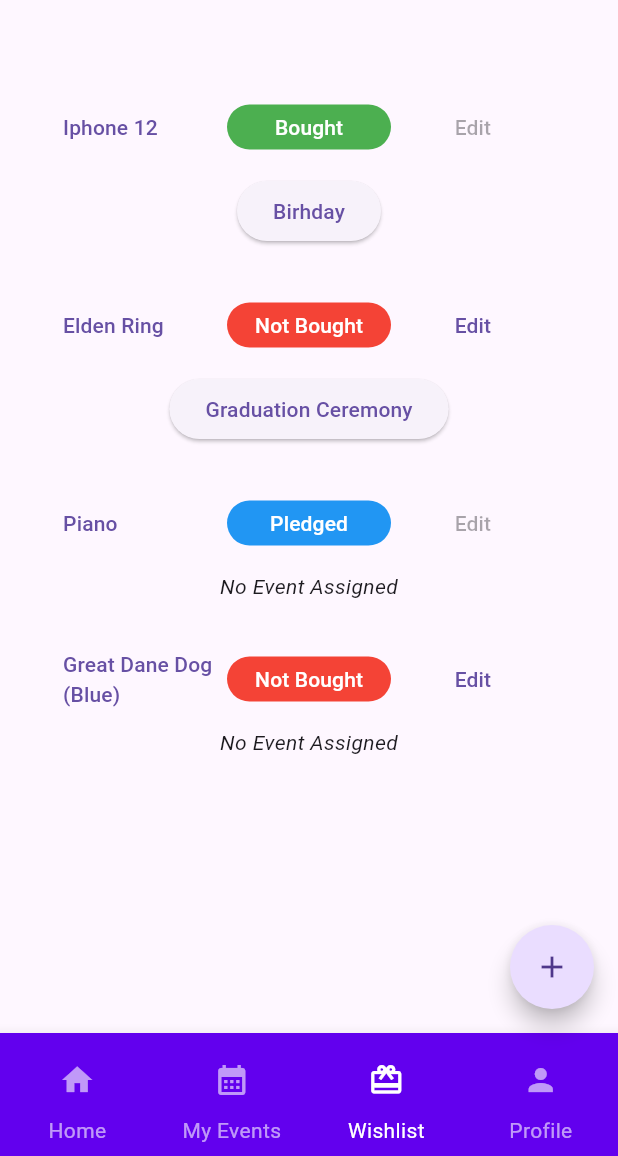
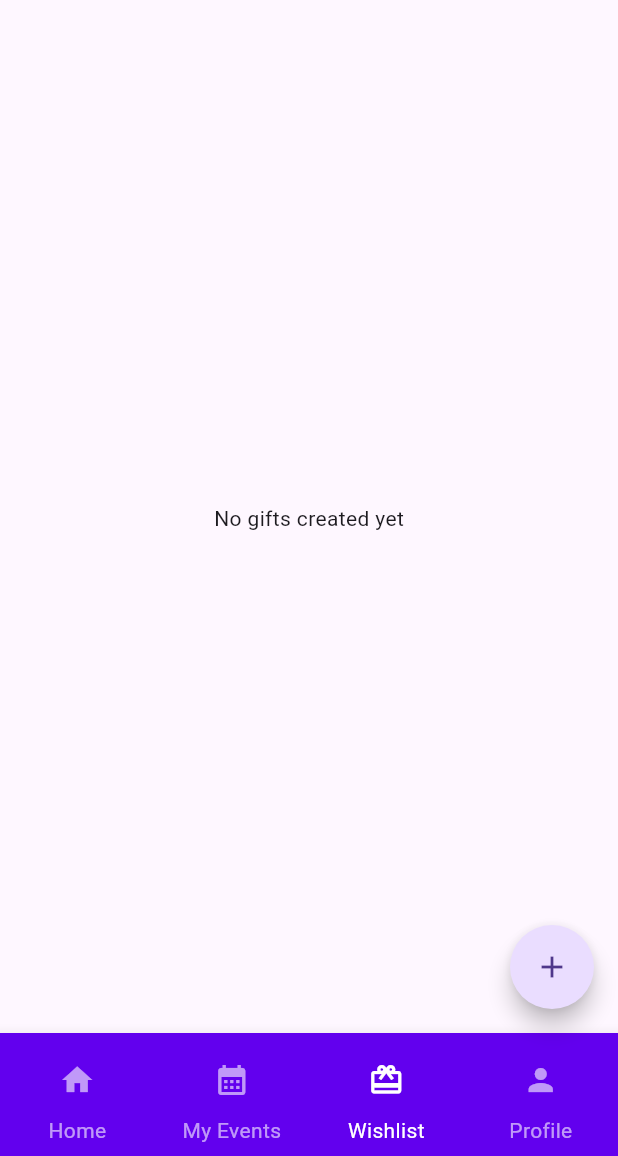
Before and after one commit to youssef-mohamed1809/Hedeyety, a Flutter app: the GiftsPage screen opened by its route, on a phone screen of 412 x 824 dp, the part 80-1236 px from its top. Run offline on Flutter 3.47's test engine with Material 3 defaults, Android fonts, the phone set to English and light mode, and no system bars; drawn by our look-alikes of flutter_speed_dial; our stand-ins replace firebase_auth, firebase_core, firebase_database, sqflite; accounts and stored records are empty.

Commit message:
Wishlist page

```diff
--- a/lib/CustomWidgets/MyGiftsCard.dart
+++ b/lib/CustomWidgets/MyGiftsCard.dart
@@ -1,4 +1,5 @@
 import 'package:flutter/material.dart';
+import 'package:hedeyety/Model/Gift.dart';
 import 'package:hedeyety/Pages/giftsDetailsPage.dart';
 
 //pledged => 1, blue
@@ -6,14 +7,11 @@ import 'package:hedeyety/Pages/giftsDetailsPage.dart';
 //bought => 2, green
 
 class MyGiftsCard extends StatelessWidget {
-  int status = 0;
-  String name = "";
-  String event = "";
-  String description = "";
+  Gift gift;
 
-  bool showEventName;
+  // bool showEventName;
 
-  MyGiftsCard({super.key, required this.status, required this.name, this.event = "", this.description = "", required this.showEventName});
+  MyGiftsCard({super.key, required this.gift});
 
   @override
   Widget build(BuildContext context) {
@@ -30,23 +28,23 @@ class MyGiftsCard extends StatelessWidget {
                 mainAxisAlignment: MainAxisAlignment.spaceBetween,
                 children: [
                   Expanded(
-                    child: Text(name, textAlign: TextAlign.start), // Centering the text
+                    child: Text(gift.name as String, textAlign: TextAlign.start), // Centering the text
                   ),
                   Expanded(
                     child: Container(
                       width: 95,
                       height: 30,
                       decoration: BoxDecoration(
-                        color: (status == 2) ? Colors.green
-                            : (status == 1) ? Colors.blue
+                        color: (gift.status == "2") ? Colors.green
+                            : (gift.status == "1") ? Colors.blue
                             : Colors.red,
                         borderRadius: BorderRadius.circular(100),
                       ),
                       child: Center(
                         child: Text(
-                          (status == 2)
+                          (gift.status == "2")
                               ? "Bought"
-                              : (status == 1)
+                              : (gift.status == "1")
                               ? "Pledged"
                               : "Not Bought",
                           style: const TextStyle(color: Colors.white), // Added color to the text
@@ -56,7 +54,7 @@ class MyGiftsCard extends StatelessWidget {
                   ),
                   Expanded(
                     child: TextButton(
-                      onPressed: (status>=1)?null:() {},
+                      onPressed: (gift.status == "1" || gift.status == "2")?null:() {},
                       child: const Text("Edit", textAlign: TextAlign.center), // Centering the button
                     ),
                   ),
@@ -64,8 +62,8 @@ class MyGiftsCard extends StatelessWidget {
               ),
             ),
           ),
-          (showEventName)?((event!="")?ElevatedButton(onPressed: (){}, child: Text(event))
-              :const Text("No Event Assigned", style: TextStyle(fontStyle: FontStyle.italic),)):const SizedBox()
+          // (showEventName)?((event!="")?ElevatedButton(onPressed: (){}, child: Text(event))
+          //     :const Text("No Event Assigned", style: TextStyle(fontStyle: FontStyle.italic),)):const SizedBox()
         ],
       ),
     );
--- a/lib/Pages/myEventDetailsPage.dart
+++ b/lib/Pages/myEventDetailsPage.dart
@@ -63,7 +63,7 @@ class EventDetailsPage extends StatelessWidget {
                           child: ListView.builder(
                               itemCount: data.length,
                               itemBuilder: (BuildContext, index) {
-                                return MyGiftsCard(status: int.parse(data[index].status), name: data[index].name, showEventName: false,);
+                                return MyGiftsCard(gift: data[index],);
                               }),
                         );
                       }
--- a/lib/Pages/myGiftsPage.dart
+++ b/lib/Pages/myGiftsPage.dart
@@ -1,6 +1,7 @@
 import 'package:flutter/material.dart';
 import 'package:hedeyety/CustomWidgets/CustomFAB.dart';
 import 'package:hedeyety/CustomWidgets/MyGiftsCard.dart';
+import 'package:hedeyety/Model/Gift.dart';
 
 import '../CustomWidgets/BottomNavBar.dart';
 import '../CustomWidgets/CustomAppBar.dart';
@@ -8,6 +9,12 @@ import '../CustomWidgets/CustomAppBar.dart';
 
 class GiftsPage extends StatelessWidget {
   const GiftsPage({super.key});
+
+  Future getMyGifts() async{
+      var gifts = await Gift.getLocalGifts(-1);
+      print(gifts);
+      return gifts;
+  }
 
   @override
   Widget build(BuildContext context) {
@@ -17,16 +24,27 @@ class GiftsPage extends StatelessWidget {
       ),
       body: Container(
           margin: const EdgeInsets.symmetric(vertical: 40, horizontal: 30),
-          child: SingleChildScrollView(
-            scrollDirection: Axis.vertical,
-            child: Column(
-              children: [
-                MyGiftsCard(status: 2, name: "Iphone 12", event: "Birhday", description: "I want a blue Iphone 12 Pro Max with 128 GB of Storage", showEventName: true,),
-                MyGiftsCard(status: 0, name: "Elden Ring", event: "Graduation Ceremony", showEventName: true,),
-                MyGiftsCard(status: 1, name: "Piano", showEventName: true,),
-                MyGiftsCard(status: 0, name: "Great Dane Dog (Blue)", showEventName: true,),
-              ],
-            ),
+          child: FutureBuilder(future: getMyGifts(),
+              builder: (BuildContext, snapshot){
+                if(snapshot.hasData){
+                  List data = snapshot.data;
+
+                  if(data.isEmpty){
+                    return Center(child: Text("No gifts created yet"),);
+                  }else{
+                    return ListView.builder(
+                        itemCount: data.length,
+                        itemBuilder: (BuildContext, index){
+                          return MyGiftsCard(gift: data[index]);
+                    });
+                  }
+
+                }else if(snapshot.hasError){
+                  return Center(child: Text("An error has occurred"),);
+                }else{
+                  return Center(child: CircularProgressIndicator(),);
+                }
+              }
           )
       ),
       floatingActionButton: CustomFAB(),
```
